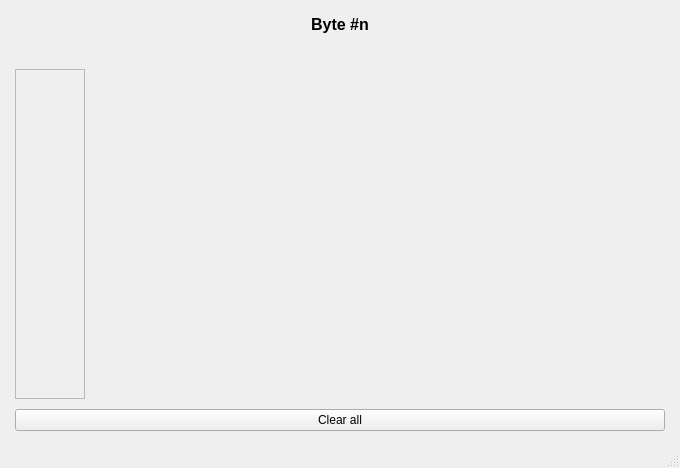
First picture: the form in src/ui/graph_window.ui, repository leonardogargani/attacks_output_viewer, before the edit.
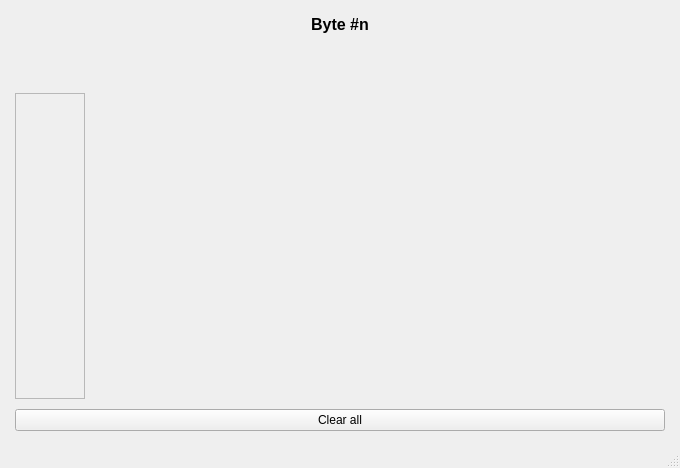
Second picture: the form after the edit. Custom widgets are drawn as their Qt base class.

Commit message: Add label showing mouse coordinates on the plots

What changed in the file:
```diff
--- a/src/ui/graph_window.ui
+++ b/src/ui/graph_window.ui
@@ -89,7 +89,7 @@
       </property>
      </widget>
     </item>
-    <item row="2" column="0">
+    <item row="3" column="0">
      <widget class="QScrollArea" name="scrollArea">
       <property name="enabled">
        <bool>true</bool>
@@ -123,7 +123,7 @@
          <x>0</x>
          <y>0</y>
          <width>68</width>
-         <height>294</height>
+         <height>266</height>
         </rect>
        </property>
        <property name="sizePolicy">
@@ -135,10 +135,10 @@
       </widget>
      </widget>
     </item>
-    <item row="2" column="1">
+    <item row="3" column="1">
      <widget class="PlotWidget" name="graph_widget" native="true"/>
     </item>
-    <item row="3" column="0" colspan="2">
+    <item row="4" column="0" colspan="2">
      <widget class="QPushButton" name="pushButton">
       <property name="sizePolicy">
        <sizepolicy hsizetype="Expanding" vsizetype="Fixed">
@@ -157,6 +157,16 @@
       </property>
      </widget>
     </item>
+    <item row="2" column="0" colspan="2">
+     <widget class="QLabel" name="mouse_position_label">
+      <property name="text">
+       <string/>
+      </property>
+      <property name="alignment">
+       <set>Qt::AlignCenter</set>
+      </property>
+     </widget>
+    </item>
    </layout>
   </widget>
   <widget class="QMenuBar" name="menubar">
```
The commit also changes 1 other file.
